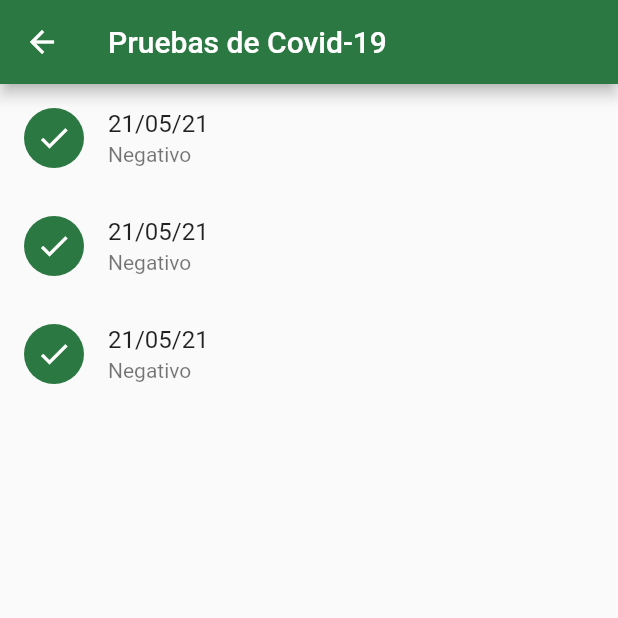
After one commit to FernandoAcTr/covid19_itc_app, a Flutter app: the screen it shows after launch, after a tap on "Login", after a tap on "Pruebas de Covid", on a phone screen of 412 x 824 dp, the top half of it. The commit adds this screen. Run offline on Flutter 3.47's test engine with Material 2 defaults, Android fonts, the phone set to English and light mode, and no system bars.

Commit message:
pruebas de covid screen

```diff
--- a/lib/main.dart
+++ b/lib/main.dart
@@ -2,6 +2,7 @@ import 'package:flutter/material.dart';
 import 'package:flutter/services.dart';
 import 'package:covid19_itc/src/ui/router.dart';
 import 'package:covid19_itc/src/ui/theme.dart';
+import 'package:covid19_itc/src/ui/pages/pruebas/tests_page.dart';
 import 'package:covid19_itc/src/ui/pages/encuestas/survey_page.dart';
 import 'package:covid19_itc/src/ui/pages/home/home_page.dart';
 import 'package:covid19_itc/src/ui/pages/login/login_page.dart';
@@ -11,7 +12,7 @@ void main() => runApp(MyApp());
 class MyApp extends StatelessWidget {
   @override
   Widget build(BuildContext context) {
-    // SystemChrome.setSystemUIOverlayStyle(SystemUiOverlayStyle(statusBarColor: Colors.white));
+    SystemChrome.setSystemUIOverlayStyle(SystemUiOverlayStyle(statusBarIconBrightness: Brightness.light));
     return MaterialApp(
       title: 'Material App',
       initialRoute: Routes.login,
@@ -20,6 +21,7 @@ class MyApp extends StatelessWidget {
         Routes.login: (_) => LoginPage(),
         Routes.home: (_) => HomePage(),
         Routes.listSurvey: (_) => SurveyPage(),
+        Routes.testsPage: (_) => TestsPage(),
       },
     );
   }
--- a/lib/src/ui/pages/home/widgets/card_table.dart
+++ b/lib/src/ui/pages/home/widgets/card_table.dart
@@ -18,7 +18,12 @@ class CardTable extends StatelessWidget {
           _CardButton(icon: Icons.notification_important, text: 'Alertas', color: Colors.pink),
         ]),
         TableRow(children: [
-          _CardButton(icon: Icons.science, text: 'Pruebas de Covid', color: Colors.green),
+          _CardButton(
+            icon: Icons.science,
+            text: 'Pruebas de Covid',
+            color: Colors.green,
+            onTap: () => Navigator.pushNamed(context, Routes.testsPage),
+          ),
           _CardButton(icon: Icons.medical_services, text: 'Consultas', color: Colors.orange),
         ]),
       ]),
--- /dev/null
+++ b/lib/src/ui/pages/pruebas/tests_page.dart
@@ -0,0 +1,51 @@
+import 'package:flutter/material.dart';
+
+class TestsPage extends StatelessWidget {
+  @override
+  Widget build(BuildContext context) {
+    return Scaffold(
+      appBar: AppBar(
+        title: Text('Pruebas de Covid-19'),
+      ),
+      body: _TestList(),
+    );
+  }
+}
+
+class _TestList extends StatelessWidget {
+  @override
+  Widget build(BuildContext context) {
+    return ListView.builder(
+      itemCount: 3,
+      itemBuilder: (_, index) {
+        return _TestItem(date: '21/05/21', result: 'Negativo');
+      },
+    );
+  }
+}
+
+class _TestItem extends StatelessWidget {
+  final bool positive;
+  final String date;
+  final String result;
+  const _TestItem({
+    this.positive = false,
+    required this.date,
+    required this.result,
+  });
+
+  @override
+  Widget build(BuildContext context) {
+    return ListTile(
+      title: Text(this.date),
+      subtitle: Text(this.result),
+      leading: CircleAvatar(
+        backgroundColor: this.positive ? Theme.of(context).accentColor : Theme.of(context).primaryColor,
+        child: Icon(
+          this.positive ? Icons.add_alert : Icons.check,
+          color: Colors.white,
+        ),
+      ),
+    );
+  }
+}
--- a/lib/src/ui/router.dart
+++ b/lib/src/ui/router.dart
@@ -2,4 +2,5 @@ class Routes {
   static final login = 'login';
   static final home = 'home';
   static final listSurvey = 'list_survey';
+  static final testsPage = 'tests_page';
 }
```
